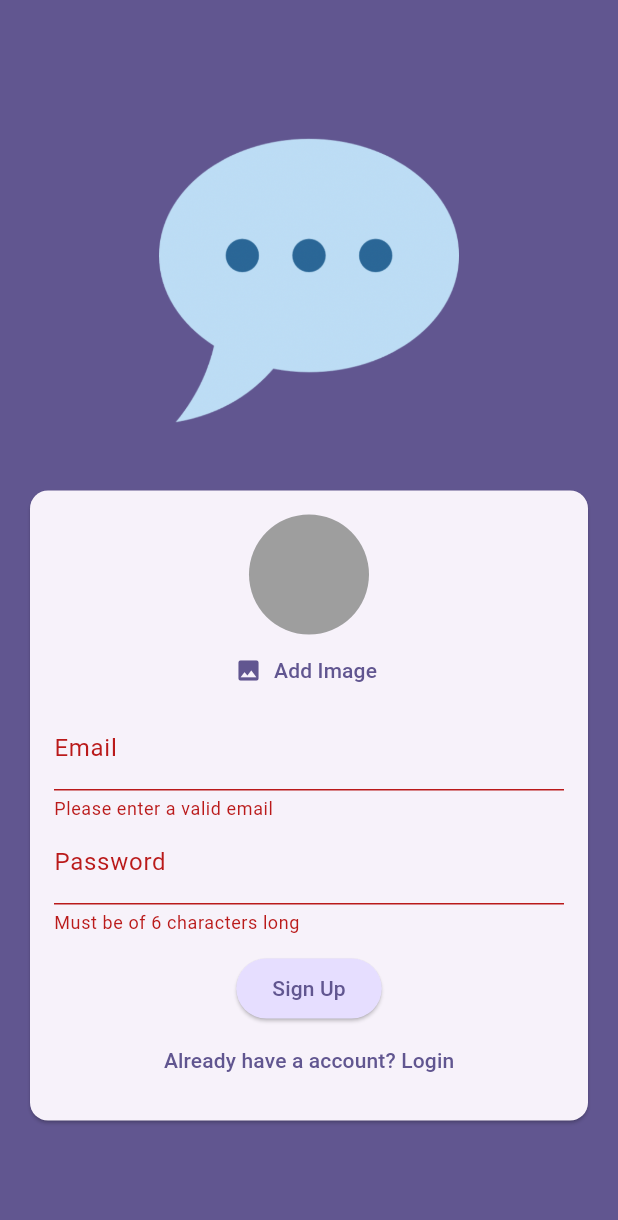
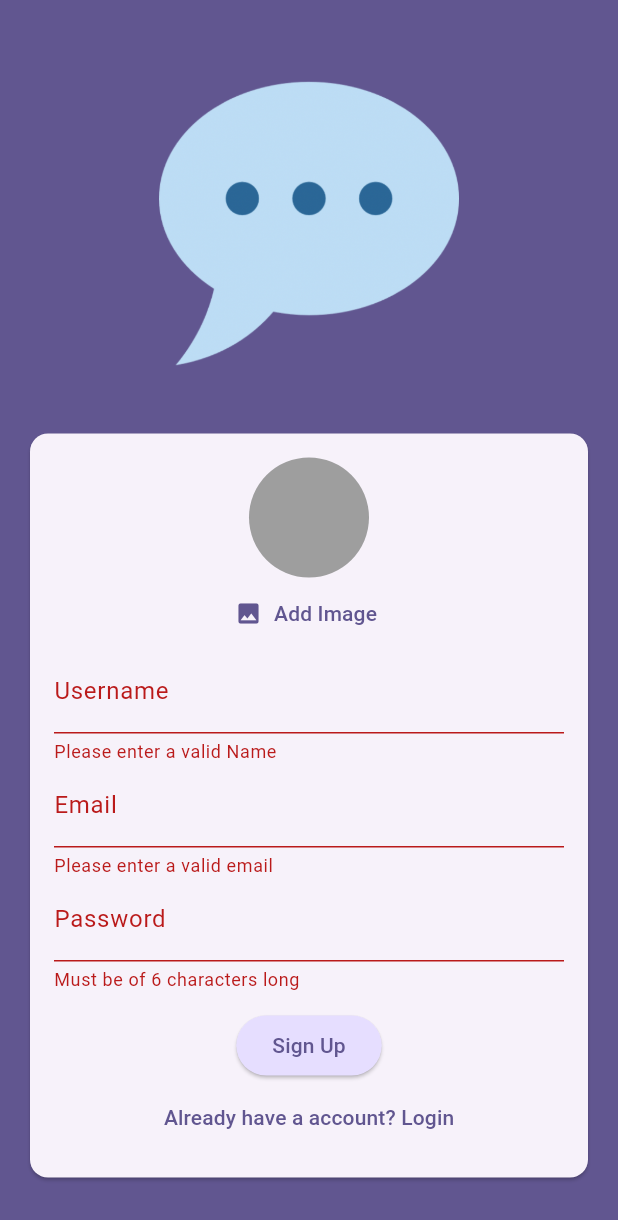
Before and after one commit to Sukhmeetsingh306/flutter_chat_application, a Flutter app: the screen it shows after launch, after a tap on "Login In", after a tap on "Create an account", after a tap on "Sign Up", on a phone screen of 412 x 824 dp. Shown: the top 1220 px of the screen. Run offline on Flutter 3.47's test engine with Material 3 defaults, Android fonts, the phone set to English and light mode, and no system bars; our stand-ins replace cloud_firestore, firebase_auth, firebase_core, firebase_storage, image_picker; accounts and stored records are empty.

Commit message:
new name field database completed

```diff
--- a/lib/screen/auth_screen.dart
+++ b/lib/screen/auth_screen.dart
@@ -22,6 +22,7 @@ class _AuthScreenState extends State<AuthScreen> {
   var _isLogin = true;
   var _enteredEmail = '';
   var _enteredPassword = '';
+  var _enteredUsername = '';
   File? _selectedImage;
   var _isAuthenticationUploading = false;
 
@@ -65,11 +66,12 @@ class _AuthScreenState extends State<AuthScreen> {
 
         await FirebaseFirestore.instance
             .collection('users')
-            .doc(userCredentials.user!.uid).set({
-              'username':'Will do something',
-              'email':_enteredEmail,
-              'imageUrl':imageUrl,
-            });
+            .doc(userCredentials.user!.uid)
+            .set({
+          'username': _enteredUsername,
+          'email': _enteredEmail,
+          'imageUrl': imageUrl,
+        });
       }
     } on FirebaseAuthException catch (error) {
       if (error.code == 'email-already-in-use') {}
@@ -120,6 +122,23 @@ class _AuthScreenState extends State<AuthScreen> {
                             UserImagePickerWidget(
                               onPickedImage: (pickedImage) {
                                 _selectedImage = pickedImage;
+                              },
+                            ),
+                          if (!_isLogin)
+                            TextFormField(
+                              decoration:
+                                  const InputDecoration(labelText: 'Username'),
+                              enableSuggestions: false,
+                              validator: (value) {
+                                if (value == null ||
+                                    value.trim().length < 2 ||
+                                    value.isEmpty) {
+                                  return 'Please enter a valid Name';
+                                }
+                                return null;
+                              },
+                              onSaved: (newValue) {
+                                _enteredUsername = newValue!;
                               },
                             ),
                           TextFormField(
```
